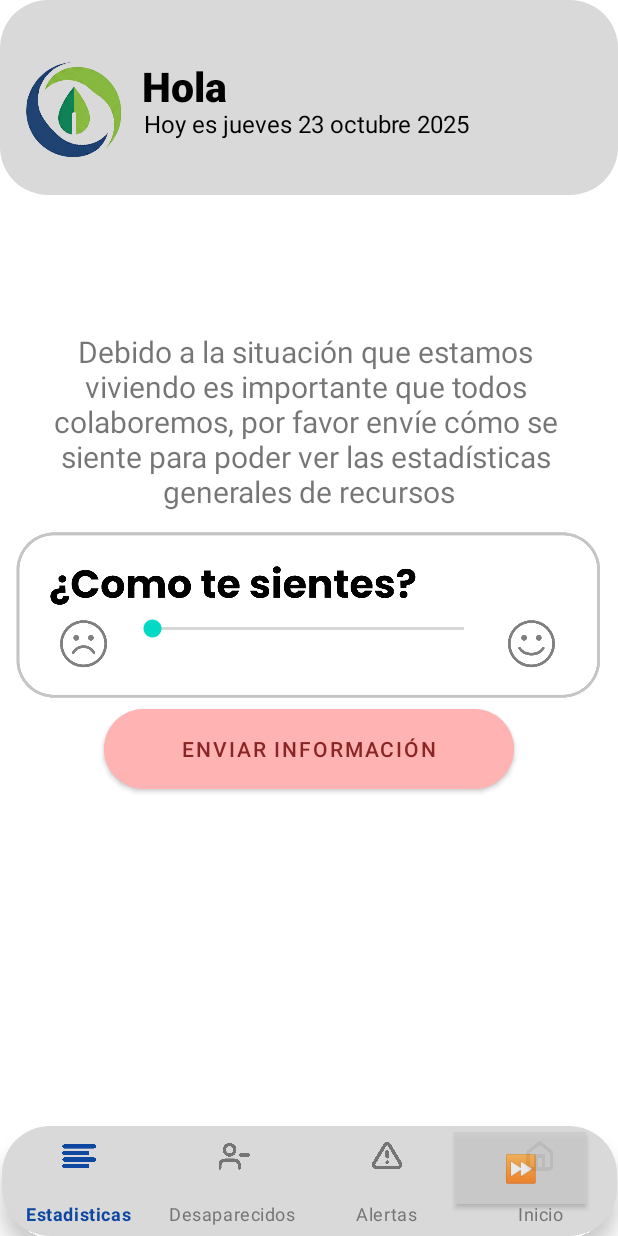
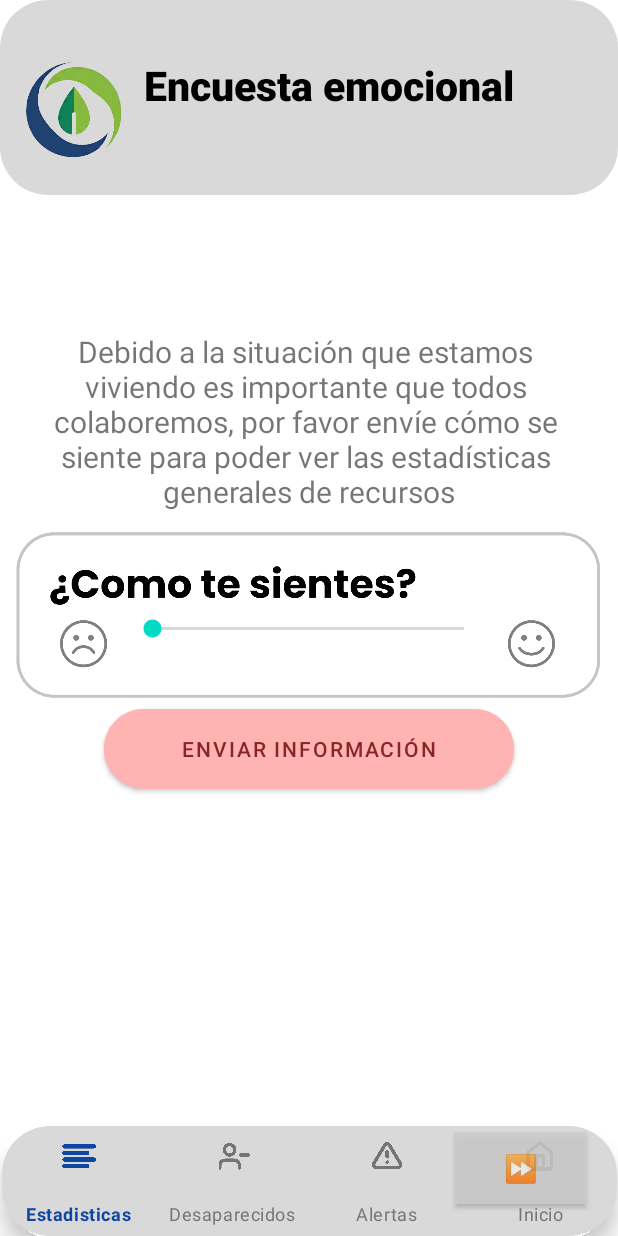
Before and after one commit to evagr11/SIMCRA2, an Android app: the EncuestaEmocional screen opened directly, with no data from a screen before it, on a phone screen of 412 x 824 dp. Run offline under Robolectric (Android 15) with nearby library versions, the phone set to English and light mode, and no system bars.

Commit message:
app terminada

```diff
--- a/app/src/main/java/com/example/simcra2/View/EncuestaEmocional.java
+++ b/app/src/main/java/com/example/simcra2/View/EncuestaEmocional.java
@@ -1,5 +1,4 @@
 package com.example.simcra2.View;
-
 
 import android.content.Intent;
 import android.content.SharedPreferences;
--- a/app/src/main/res/layout/activity_encuesta_emocional.xml
+++ b/app/src/main/res/layout/activity_encuesta_emocional.xml
@@ -19,16 +19,16 @@
         android:layout_width="wrap_content"
         android:layout_height="wrap_content"
         android:fontFamily="sans-serif-black"
-        android:text="Hola"
+        android:text="Encuesta emocional"
         android:textColor="@color/black"
         android:textSize="27sp"
         android:textStyle="bold"
         app:layout_constraintBottom_toBottomOf="parent"
         app:layout_constraintEnd_toEndOf="parent"
-        app:layout_constraintHorizontal_bias="0.267"
+        app:layout_constraintHorizontal_bias="0.581"
         app:layout_constraintStart_toStartOf="parent"
         app:layout_constraintTop_toTopOf="parent"
-        app:layout_constraintVertical_bias="0.049" />
+        app:layout_constraintVertical_bias="0.048" />
 
     <ImageView
         android:id="@+id/imageView6"
@@ -42,19 +42,6 @@
         app:layout_constraintTop_toTopOf="parent"
         app:layout_constraintVertical_bias="0.051" />
 
-    <TextView
-        android:id="@+id/txtFecha"
-        android:layout_width="wrap_content"
-        android:layout_height="wrap_content"
-        android:text="Hoy es jueves 23 octubre 2025"
-        android:textColor="@color/black"
-        android:textSize="16sp"
-        app:layout_constraintBottom_toBottomOf="parent"
-        app:layout_constraintEnd_toEndOf="parent"
-        app:layout_constraintHorizontal_bias="0.492"
-        app:layout_constraintStart_toStartOf="parent"
-        app:layout_constraintTop_toTopOf="parent"
-        app:layout_constraintVertical_bias="0.089" />
 
 
     <com.google.android.material.bottomnavigation.BottomNavigationView
```
Also changed, not shown: app/src/main/java/com/example/simcra2/Controller/LandingController.java (added, +89 -0 lines), app/src/main/java/com/example/simcra2/View/LandingActivity.java (+13 -76 lines), app/src/main/res/layout/activity_desaparecidos.xml (+2 -15 lines).
